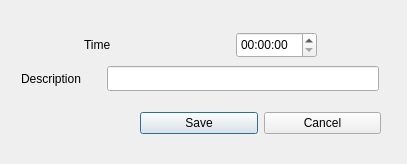
Qt form project 1/singleevent.ui (jczmut/EGUI) before a commit.
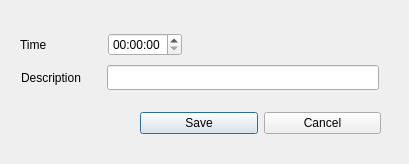
The same form after that commit.

Patch:
```diff
--- a/project 1/singleevent.ui
+++ b/project 1/singleevent.ui
@@ -6,7 +6,7 @@
    <rect>
     <x>0</x>
     <y>0</y>
-    <width>407</width>
+    <width>409</width>
     <height>164</height>
    </rect>
   </property>
@@ -44,15 +44,8 @@
         </property>
        </widget>
       </item>
-      <item>
-       <widget class="QTimeEdit" name="timeEdit">
-        <property name="maximumSize">
-         <size>
-          <width>81</width>
-          <height>26</height>
-         </size>
-        </property>
-       </widget>
+      <item alignment="Qt::AlignLeft">
+       <widget class="QTimeEdit" name="timeEdit"/>
       </item>
      </layout>
     </item>
```
